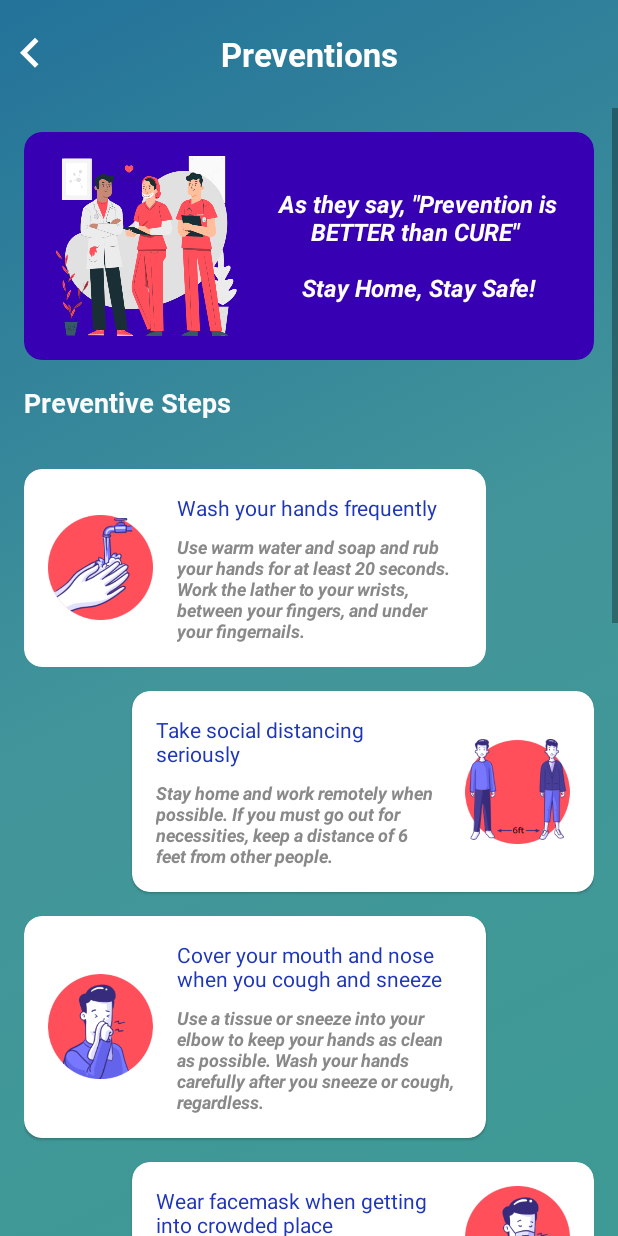
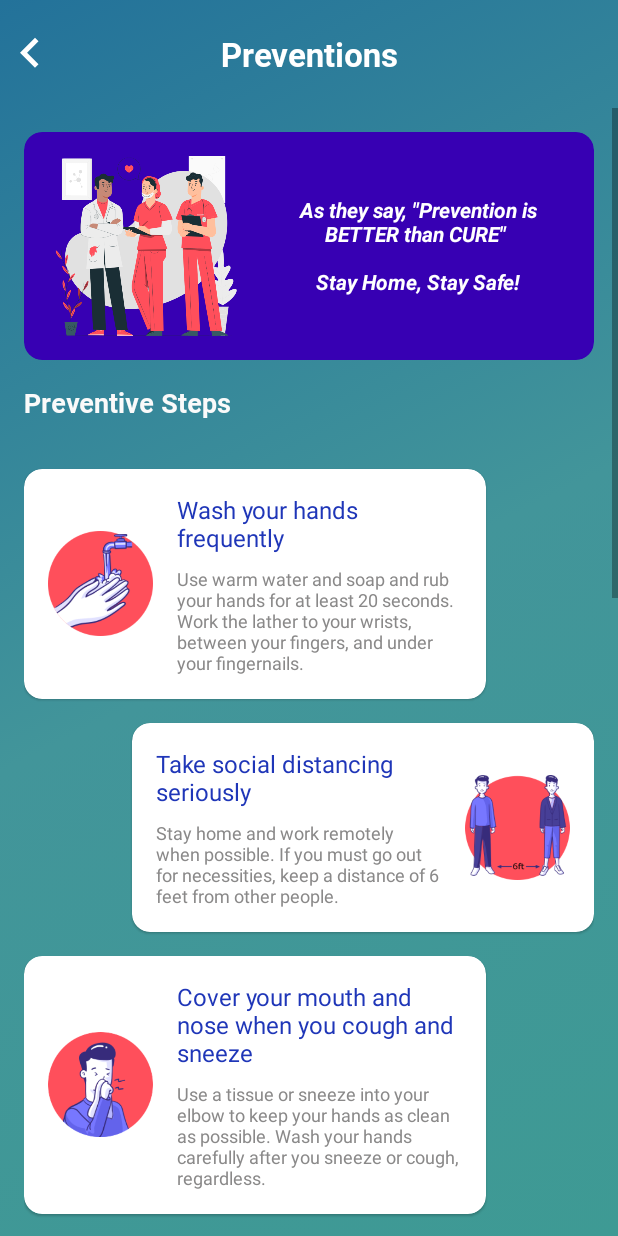
Before and after one commit to JoykishanSharma/Covid-19-Mobile-Updater-App, an Android app: the PreventionActivity screen opened directly, with no data from a screen before it, on a phone screen of 412 x 824 dp. Run offline under Robolectric (Android 15) with nearby library versions, the phone set to English and light mode, and no system bars.

Commit message:
Daily Updates (Development)

```diff
--- a/app/src/main/res/layout/activity_prevention.xml
+++ b/app/src/main/res/layout/activity_prevention.xml
@@ -80,7 +80,7 @@
                         android:gravity="center"
                         android:text="@string/prevention_des_text"
                         android:textColor="#FFFFFF"
-                        android:textSize="16sp"
+                        android:textSize="14sp"
                         android:textStyle="italic|bold" />
 
 
@@ -134,7 +134,7 @@
                             android:gravity="start"
                             android:text="Wash your hands frequently"
                             android:textColor="#1F36B8"
-                            android:textSize="14sp" />
+                            android:textSize="16sp" />
 
 
                         <TextView
@@ -143,8 +143,7 @@
                             android:gravity="start"
                             android:text="@string/handwashing_text_prevention_cardview"
                             android:textColor="#8A8989"
-                            android:textSize="12sp"
-                            android:textStyle="italic|bold" />
+                            android:textSize="12sp" />
 
 
                     </LinearLayout>
@@ -184,7 +183,7 @@
                             android:gravity="start"
                             android:text="Take social distancing seriously"
                             android:textColor="#1F36B8"
-                            android:textSize="14sp" />
+                            android:textSize="16sp" />
 
 
                         <TextView
@@ -193,8 +192,7 @@
                             android:gravity="start"
                             android:text="@string/social_distancing_text_prevention_cardview"
                             android:textColor="#8A8989"
-                            android:textSize="12sp"
-                            android:textStyle="italic|bold" />
+                            android:textSize="12sp" />
 
 
                     </LinearLayout>
@@ -250,7 +248,7 @@
                             android:gravity="start"
                             android:text="Cover your mouth and nose when you cough and sneeze"
                             android:textColor="#1F36B8"
-                            android:textSize="14sp" />
+                            android:textSize="16sp" />
 
 
                         <TextView
@@ -259,8 +257,7 @@
                             android:gravity="start"
                             android:text="@string/cough_and_sneeze_text_prevention_cardview"
                             android:textColor="#8A8989"
-                            android:textSize="12sp"
-                            android:textStyle="italic|bold" />
+                            android:textSize="12sp" />
 
 
                     </LinearLayout>
@@ -300,7 +297,7 @@
                             android:gravity="start"
                             android:text="Wear facemask when getting into crowded place"
                             android:textColor="#1F36B8"
-                            android:textSize="14sp" />
+                            android:textSize="16sp" />
 
 
                         <TextView
@@ -309,8 +306,7 @@
                             android:gravity="start"
                             android:text="@string/wear_facemask_text_prevention_cardview"
                             android:textColor="#8A8989"
-                            android:textSize="12sp"
-                            android:textStyle="italic|bold" />
+                            android:textSize="12sp" />
 
 
                     </LinearLayout>
@@ -320,6 +316,7 @@
                         android:layout_width="70dp"
                         android:layout_height="70dp"
                         android:layout_alignParentEnd="true"
+                        android:layout_centerVertical="true"
                         android:layout_gravity="end"
                         android:contentDescription="@string/todo"
                         android:src="@drawable/wear_a_facemask_if_you_are_sick" />
@@ -346,6 +343,7 @@
                     <ImageView
                         android:layout_width="70dp"
                         android:layout_height="70dp"
+                        android:layout_gravity="center_vertical"
                         android:contentDescription="@string/todo"
                         android:src="@drawable/dont_touch_your_face" />
 
@@ -363,7 +361,7 @@
                             android:gravity="start"
                             android:text="Avoid touching your face"
                             android:textColor="#1F36B8"
-                            android:textSize="14sp" />
+                            android:textSize="16sp" />
 
 
                         <TextView
@@ -372,8 +370,7 @@
                             android:gravity="start"
                             android:text="@string/dont_touch_face_text_prevention_cardview"
                             android:textColor="#8A8989"
-                            android:textSize="12sp"
-                            android:textStyle="italic|bold" />
+                            android:textSize="12sp" />
 
 
                     </LinearLayout>
@@ -413,7 +410,7 @@
                             android:gravity="start"
                             android:text="Stay Home, Stay Safe"
                             android:textColor="#1F36B8"
-                            android:textSize="14sp" />
+                            android:textSize="16sp" />
 
                         <TextView
                             android:layout_width="match_parent"
@@ -421,8 +418,7 @@
                             android:gravity="start"
                             android:text="@string/stay_at_home_text_prevention_cardview"
                             android:textColor="#8A8989"
-                            android:textSize="12sp"
-                            android:textStyle="italic|bold" />
+                            android:textSize="12sp" />
 
                     </LinearLayout>
 
@@ -431,6 +427,7 @@
                         android:layout_width="70dp"
                         android:layout_height="70dp"
                         android:layout_alignParentEnd="true"
+                        android:layout_centerVertical="true"
                         android:layout_gravity="end"
                         android:contentDescription="@string/todo"
                         android:src="@drawable/stay_at_home" />
@@ -457,6 +454,7 @@
                     <ImageView
                         android:layout_width="70dp"
                         android:layout_height="70dp"
+                        android:layout_gravity="center_vertical"
                         android:contentDescription="@string/todo"
                         android:src="@drawable/clean_and_disinfect" />
 
@@ -474,7 +472,7 @@
                             android:gravity="start"
                             android:text="Clean and disinfect"
                             android:textColor="#1F36B8"
-                            android:textSize="14sp" />
+                            android:textSize="16sp" />
 
 
                         <TextView
@@ -483,8 +481,7 @@
                             android:gravity="start"
                             android:text="@string/clean_and_disinfect_text_prevention_cardview"
                             android:textColor="#8A8989"
-                            android:textSize="12sp"
-                            android:textStyle="italic|bold" />
+                            android:textSize="12sp" />
 
 
                     </LinearLayout>
@@ -524,7 +521,7 @@
                             android:gravity="start"
                             android:text="Stay hygiene, eat healthy"
                             android:textColor="#1F36B8"
-                            android:textSize="14sp" />
+                            android:textSize="16sp" />
 
                         <TextView
                             android:layout_width="match_parent"
@@ -532,8 +529,7 @@
                             android:gravity="start"
                             android:text="@string/eat_healthy_text_prevention_cardview"
                             android:textColor="#8A8989"
-                            android:textSize="12sp"
-                            android:textStyle="italic|bold" />
+                            android:textSize="12sp" />
 
                     </LinearLayout>
 
@@ -542,6 +538,7 @@
                         android:layout_width="70dp"
                         android:layout_height="70dp"
                         android:layout_alignParentEnd="true"
+                        android:layout_centerVertical="true"
                         android:layout_gravity="end"
                         android:contentDescription="@string/todo"
                         android:src="@drawable/eat_healthy" />
@@ -568,6 +565,7 @@
                     <ImageView
                         android:layout_width="70dp"
                         android:layout_height="70dp"
+                        android:layout_gravity="center_vertical"
                         android:contentDescription="@string/todo"
                         android:src="@drawable/do_some_exercise" />
 
@@ -585,7 +583,7 @@
                             android:gravity="start"
                             android:text="Do Some Exercise"
                             android:textColor="#1F36B8"
-                            android:textSize="14sp" />
+                            android:textSize="16sp" />
 
                         <TextView
                             android:layout_width="match_parent"
@@ -593,8 +591,7 @@
                             android:gravity="start"
                             android:text="@string/do_some_exercise_text_prevention_cardview"
                             android:textColor="#8A8989"
-                            android:textSize="12sp"
-                            android:textStyle="italic|bold" />
+                            android:textSize="12sp" />
 
                     </LinearLayout>
 
```
